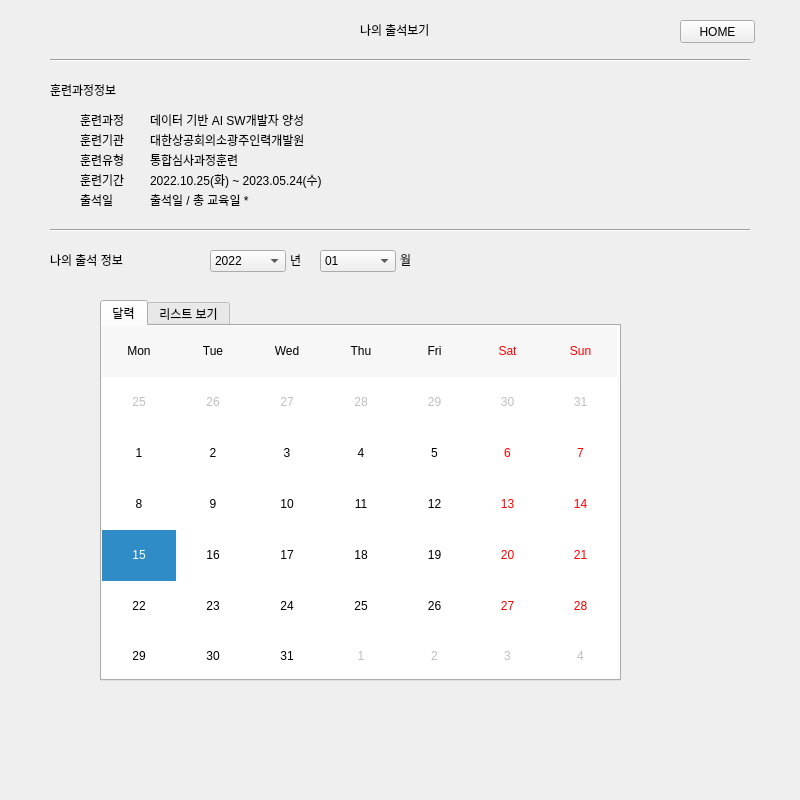
jungyeonwoo265/BeaCon, file user.ui: the form before one commit.
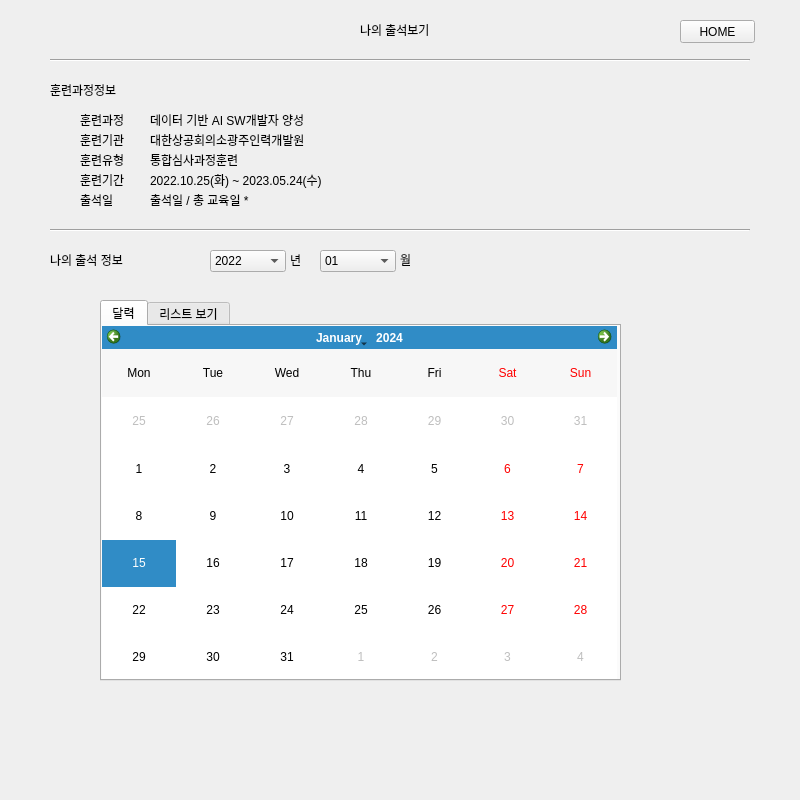
The form after the commit. The open tabs and pages were chosen to show the change.

Diff of the .ui file:
```diff
--- a/user.ui
+++ b/user.ui
@@ -1038,7 +1038,7 @@
         <enum>QCalendarWidget::NoVerticalHeader</enum>
        </property>
        <property name="navigationBarVisible">
-        <bool>false</bool>
+        <bool>true</bool>
        </property>
        <property name="dateEditEnabled">
         <bool>true</bool>
```
Left out of the diff: 2 changed lines with no effect on the pictures.
